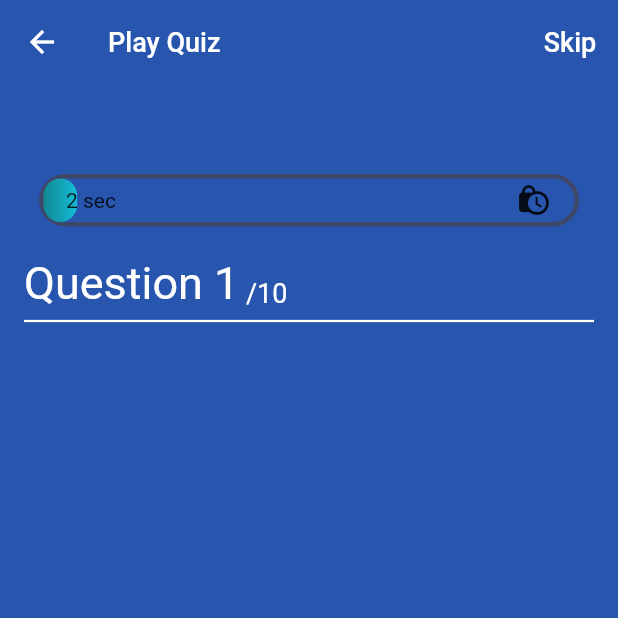
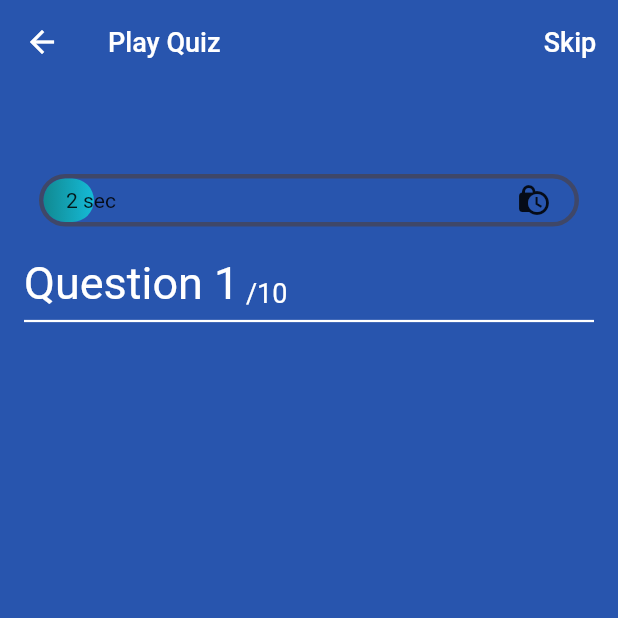
Before and after one commit to HungOBI/flutter_app_chat_school, a Flutter app: the QuizScreen screen opened directly, on a phone screen of 412 x 824 dp, the top half of it. Run offline on Flutter 3.47's test engine with Material 2 defaults, Android fonts, the phone set to English and light mode, and no system bars; our stand-ins replace cloud_firestore, dio, firebase_auth, firebase_core, firebase_messaging, firebase_storage and 7 more; accounts and stored records are empty; generated files the repository leaves out were written again; network calls fail.

Commit message:
last add code for app

```diff
--- a/lib/screen/quiz/progress_bar.dart
+++ b/lib/screen/quiz/progress_bar.dart
@@ -21,7 +21,7 @@ class _ProgressBarState extends State<ProgressBar>
   void initState() {
     super.initState();
     _animationController =
-        AnimationController(duration: const Duration(seconds: 30), vsync: this);
+        AnimationController(duration: const Duration(seconds: 20), vsync: this);
     _animation =
         Tween<double>(begin: 1.0, end: 0.0).animate(_animationController)
           ..addListener(() {
@@ -52,6 +52,19 @@ class _ProgressBarState extends State<ProgressBar>
 
   @override
   Widget build(BuildContext context) {
+    final questionController =
+        Provider.of<QuestionController>(context, listen: false);
+    if (questionController.questionNumber ==
+        questionController.questions.length) {
+      stopAnimation();
+      // questionController.nextQuestion(context);
+    }
+    if (questionController.isAnswered == true) {
+      stopAnimation();
+
+      resetAnimation();
+    }
+
     return Container(
       width: double.infinity,
       height: 35,
@@ -85,7 +98,7 @@ class _ProgressBarState extends State<ProgressBar>
                   child: Row(
                     mainAxisAlignment: MainAxisAlignment.spaceBetween,
                     children: [
-                      Text("${(_animation.value * 30).round()} sec"),
+                      Text("${(_animation.value * 20).round()} sec"),
                       const Icon(Icons.lock_clock),
                     ],
                   ),
--- a/lib/screen/time_table/time_table_screen.dart
+++ b/lib/screen/time_table/time_table_screen.dart
@@ -79,7 +79,7 @@ class _TimeTableScreenState extends State<TimeTableScreen> {
                 ),
                 weekendTextStyle: TextStyle(color: Colors.red),
               ),
-              focusedDay: today,
+              focusedDay: DateTime.now(),
               firstDay: DateTime.utc(2023, 1, 1),
               lastDay: DateTime.utc(2033, 1, 1),
               onDaySelected: (selectedDay, focusedDay) {
@@ -351,13 +351,12 @@ class _TimeTableScreenState extends State<TimeTableScreen> {
 
     setState(() {
       fakeCardItems = data.map((row) {
-        print('ddataa ${row['status']}  ${row['5']}');
         return CardItem(
           time: row['time'],
           date: row['date'],
           title: row['title'],
           content: row['content'],
-          status: int.parse(row['status']) == 1,
+          status: row['status'] == 1,
           id: row['id'],
           onDelete: (int id) {
             _deleteCardItem(id);
```
